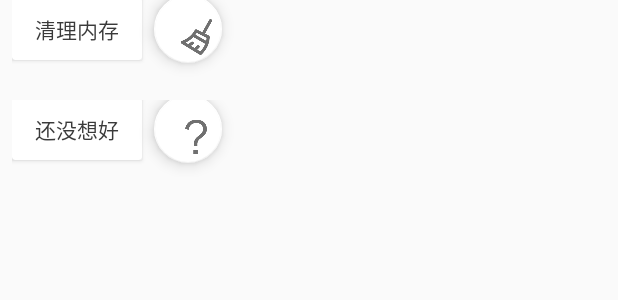
After one commit to 0xZhangKe/SearchApp, an Android app: the layout view_popup_window.xml on its own in the app's theme, with its tools: preview values and no code run, on a phone screen of 412 x 824 dp. The commit adds this screen. Shown: the top 300 px of the screen. Run offline under Robolectric (Android 15) with nearby library versions, the phone set to English and light mode, and no system bars.

Commit message:
添加悬浮按钮

```diff
--- a/app/build.gradle
+++ b/app/build.gradle
@@ -5,7 +5,7 @@ android {
     buildToolsVersion "25.0.2"
     defaultConfig {
         applicationId "com.zhangke.searchapp"
-        minSdkVersion 15
+        minSdkVersion 19
         targetSdkVersion 25
         versionCode 1
         versionName "1.0"
--- /dev/null
+++ b/app/src/main/res/layout/activity_clear_process.xml
@@ -0,0 +1,6 @@
+<?xml version="1.0" encoding="utf-8"?>
+<LinearLayout xmlns:android="http://schemas.android.com/apk/res/android"
+    android:orientation="vertical" android:layout_width="match_parent"
+    android:layout_height="match_parent">
+
+</LinearLayout>
--- /dev/null
+++ b/app/src/main/res/layout/view_popup_window.xml
@@ -0,0 +1,82 @@
+<?xml version="1.0" encoding="utf-8"?>
+<LinearLayout xmlns:android="http://schemas.android.com/apk/res/android"
+    xmlns:app="http://schemas.android.com/apk/res-auto"
+    android:layout_width="wrap_content"
+    android:layout_height="150dp"
+    android:orientation="vertical">
+
+    <LinearLayout
+        android:id="@+id/ll_clear"
+        android:layout_width="wrap_content"
+        android:layout_height="wrap_content"
+        android:layout_marginLeft="8dp"
+        android:gravity="center_vertical"
+        android:orientation="horizontal">
+
+        <android.support.v7.widget.CardView
+            android:layout_width="wrap_content"
+            android:layout_height="wrap_content"
+            android:layout_marginBottom="6dp">
+
+            <TextView
+                android:layout_width="wrap_content"
+                android:layout_height="wrap_content"
+                android:paddingBottom="10dp"
+                android:paddingLeft="15dp"
+                android:paddingRight="15dp"
+                android:paddingTop="10dp"
+                android:text="清理内存"
+                android:textColor="@color/text_black"
+                android:textSize="14sp" />
+        </android.support.v7.widget.CardView>
+
+        <android.support.design.widget.FloatingActionButton
+            android:layout_width="45dp"
+            android:layout_height="45dp"
+            android:layout_marginLeft="8dp"
+            android:layout_marginRight="30dp"
+            android:layout_marginBottom="6dp"
+            android:background="#FFF"
+            android:src="@mipmap/clear_process"
+            app:rippleColor="#FFF"
+            app:backgroundTint="#FFF" />
+    </LinearLayout>
+
+    <LinearLayout
+        android:id="@+id/ll_todo"
+        android:layout_width="wrap_content"
+        android:layout_height="wrap_content"
+        android:layout_marginLeft="8dp"
+        android:layout_marginTop="15dp"
+        android:gravity="center_vertical"
+        android:orientation="horizontal">
+
+        <android.support.v7.widget.CardView
+            android:layout_width="wrap_content"
+            android:layout_height="wrap_content"
+            android:layout_marginBottom="6dp">
+
+            <TextView
+                android:layout_width="wrap_content"
+                android:layout_height="wrap_content"
+                android:paddingBottom="10dp"
+                android:paddingLeft="15dp"
+                android:paddingRight="15dp"
+                android:paddingTop="10dp"
+                android:text="还没想好"
+                android:textColor="@color/text_black"
+                android:textSize="14sp" />
+        </android.support.v7.widget.CardView>
+
+        <android.support.design.widget.FloatingActionButton
+            android:layout_width="45dp"
+            android:layout_height="45dp"
+            android:layout_marginLeft="8dp"
+            android:layout_marginRight="30dp"
+            android:layout_marginBottom="6dp"
+            android:background="#FFF"
+            android:src="@mipmap/ha"
+            app:rippleColor="#FFF"
+            app:backgroundTint="#FFF" />
+    </LinearLayout>
+</LinearLayout>
```
Also changed, not shown: app/src/main/java/com/zhangke/searchapp/ClearProcessActivity.java (added, +20 -0 lines), app/src/main/java/com/zhangke/searchapp/MainActivity.java (+88 -23 lines), app/src/main/java/com/zhangke/searchapp/model/AppInfoDao.java (+7 -4 lines), app/src/main/java/com/zhangke/searchapp/utils/UiUtils.java (added, +57 -0 lines), app/src/main/res/layout/activity_main.xml (+16 -4 lines), app/src/main/res/mipmap-xhdpi/clear_process.png (added), app/src/main/res/mipmap-xhdpi/ha.png (added), app/src/main/res/mipmap-xhdpi/spiral.png (added).
